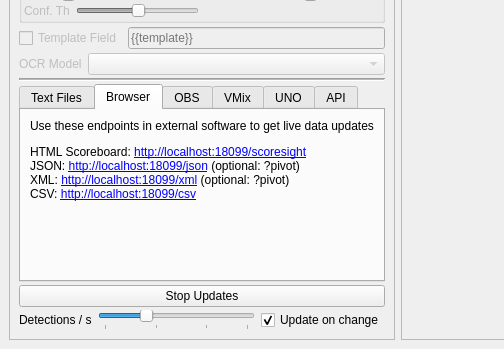
Old version of the form src/mainwindow.ui in the repository ThomasMcCrossin/scoresight; both pictures show x 0 to 504 and y 372 to 721 of the 1038 by 721 pixel window.
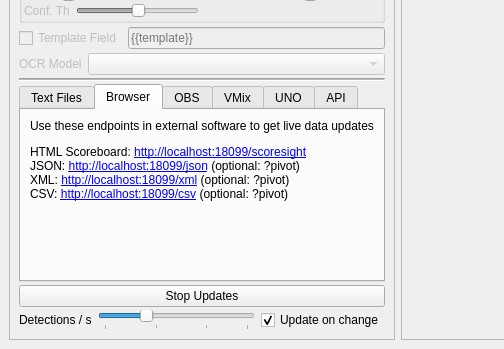
New version of the form. The open tabs and pages were chosen to show the change.

Commit message: Wire the main window to the merged outputs and viewer APIs

What changed in the file:
```diff
--- a/src/mainwindow.ui
+++ b/src/mainwindow.ui
@@ -1112,7 +1112,7 @@
            <item alignment="Qt::AlignTop">
             <widget class="QLabel" name="label_8">
              <property name="text">
-              <string>&lt;html&gt;&lt;head/&gt;&lt;body&gt;&lt;p&gt;Use these endpoints in external software to get live data updates&lt;/p&gt;&lt;p&gt;HTML Scoreboard: &lt;a href=&quot;http://localhost:18099/scoresight&quot;&gt;http://localhost:18099/scoresight&lt;/a&gt;&lt;br/&gt;JSON: &lt;a href=&quot;http://localhost:18099/json&quot;&gt;http://localhost:18099/json&lt;/a&gt; (optional: ?pivot)&lt;br/&gt;XML: &lt;a href=&quot;http://localhost:18099/xml&quot;&gt;http://localhost:18099/xml&lt;/a&gt; (optional: ?pivot)&lt;br/&gt;CSV: &lt;a href=&quot;http://localhost:18099/csv&quot;&gt;http://localhost:18099/csv&lt;/a&gt;&lt;/p&gt;&lt;/body&gt;&lt;/html&gt;</string>
+              <string>&lt;html&gt;&lt;head/&gt;&lt;body&gt;&lt;p&gt;Use these endpoints in external software to get live data updates&lt;/p&gt;&lt;p&gt;HTML Scoreboard: &lt;a href=&quot;http://localhost:18099/scoresight&quot;&gt;http://localhost:18099/scoresight&lt;/a&gt;&lt;br/&gt;JSON: &lt;a href=&quot;http://localhost:18099/json&quot;&gt;http://localhost:18099/json&lt;/a&gt; (optional: ?pivot)&lt;br/&gt;XML: &lt;a href=&quot;http://localhost:18099/xml&quot;&gt;http://localhost:18099/xml&lt;/a&gt; (optional: ?pivot)&lt;br/&gt;CSV: &lt;a href=&quot;http://localhost:18099/csv&quot;&gt;http://localhost:18099/csv&lt;/a&gt; (optional: ?pivot)&lt;/p&gt;&lt;/body&gt;&lt;/html&gt;</string>
              </property>
              <property name="textFormat">
               <enum>Qt::RichText</enum>
```
The commit also changes 5 other files.
